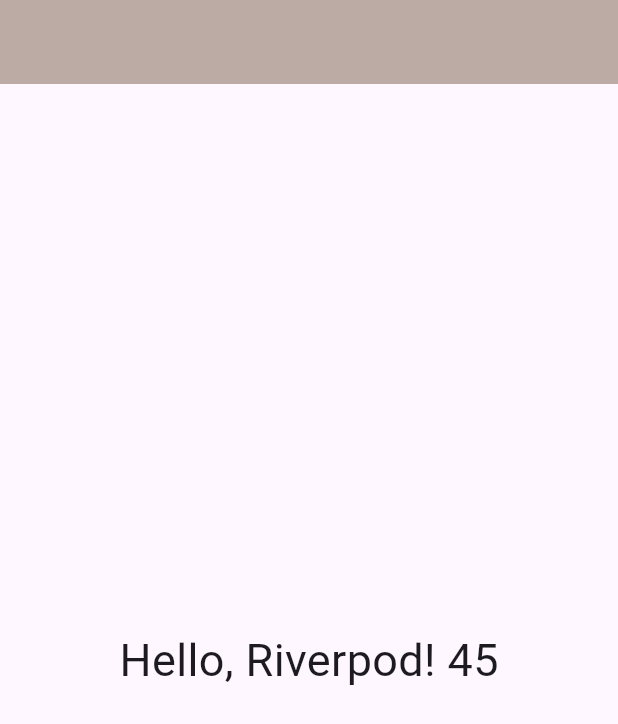
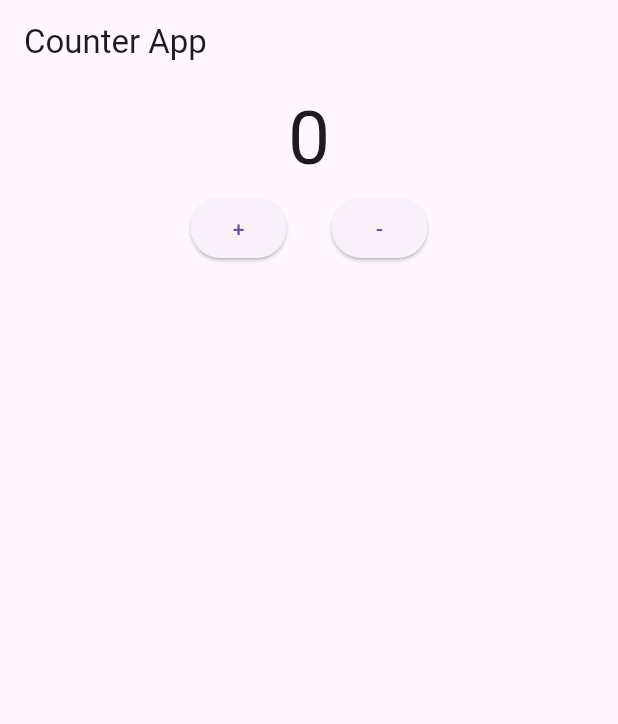
Before and after one commit to pallavipradhan5578/Riverpod, a Flutter app: the screen it shows after launch, on a phone screen of 412 x 824 dp. Shown: the top 724 px of the screen. Run offline on Flutter 3.47's test engine with Material 3 defaults, Android fonts, the phone set to English and light mode, and no system bars; our stand-ins replace flutter_riverpod, riverpod.

Commit message:
Counter App with Riverpod.dart

```diff
--- a/lib/provider_ in_riverpod/homeScreen.dart
+++ b/lib/provider_ in_riverpod/homeScreen.dart
@@ -2,13 +2,14 @@ import 'package:flutter/material.dart';
 import 'package:flutter_riverpod/flutter_riverpod.dart';
 import 'package:riverpod/riverpod.dart';
 
-final hello = Provider<String>((ref) {
-  return "Hello, Riverpod!";
-  //to read contant value
-});
-final age = Provider((ref) {
-  return 45;
-});
+//final hello = Provider<String>((ref) {
+// return "Hello, Riverpod!";
+//to read contant value
+//});
+
+//final age = Provider((ref) {
+//return 45;
+//});
 
 /*class HomeScreen extends ConsumerWidget {
   const HomeScreen({super.key});
@@ -34,7 +35,7 @@ final age = Provider((ref) {
 
   }
 }*/
-class HomeScreen extends ConsumerStatefulWidget {
+/*class HomeScreen extends ConsumerStatefulWidget {
   const HomeScreen({super.key});
 
   @override
@@ -64,4 +65,52 @@ class _HomeScreenState extends ConsumerState<HomeScreen> {
 
 
   }
+}*/
+
+final counter = StateProvider<int>((ref) {
+  return 0;
+});
+
+class HomeScreen extends ConsumerWidget {
+  const HomeScreen({super.key});
+
+  @override
+  Widget build(BuildContext context, WidgetRef ref) {
+    print("Build");
+    return Scaffold(
+      appBar: AppBar(
+        title: Text("Counter App"),
+      ),
+      body: Column(
+        children: [
+          Consumer(builder: (context, ref, child) {
+            final count = ref.watch(counter);
+            print('build2');
+            return Center(
+              child: Text(
+                count.toString(),
+                style: TextStyle(fontSize: 50),
+              ),
+            );
+          }),
+          Row(
+            mainAxisAlignment: MainAxisAlignment.center,
+            children: [
+              ElevatedButton(
+                  onPressed: () {
+                    ref.read(counter.notifier).state++;
+                  },
+                  child: Text("+")),
+              SizedBox(width: 30,),
+              ElevatedButton(
+                  onPressed: () {
+                    ref.read(counter.notifier).state--;
+                  },
+                  child: Text("-"))
+            ],
+          )
+        ],
+      ),
+    );
+  }
 }
```
Also changed, not shown: lib/Counter_App/Counter_app.dart (added).
